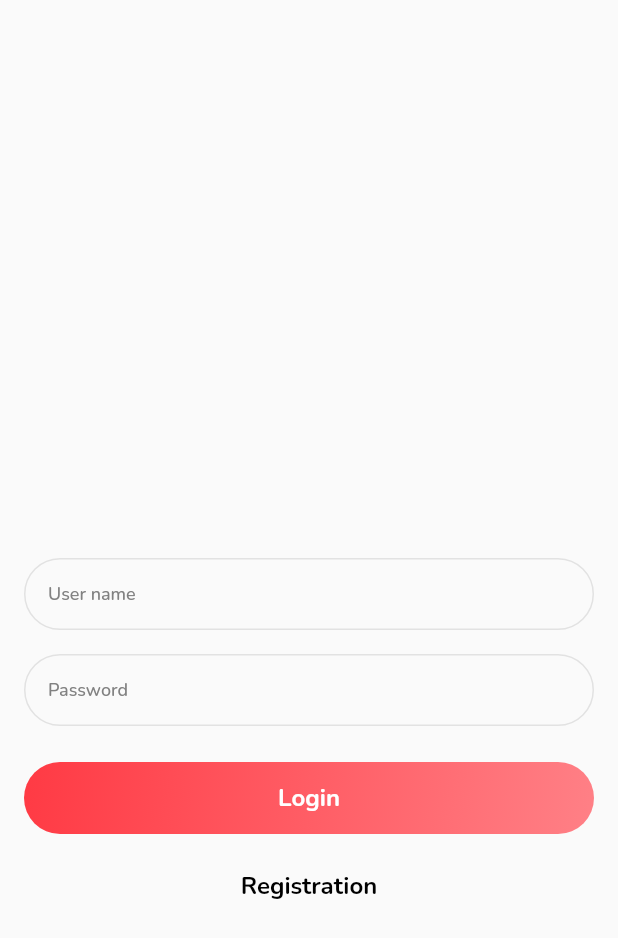
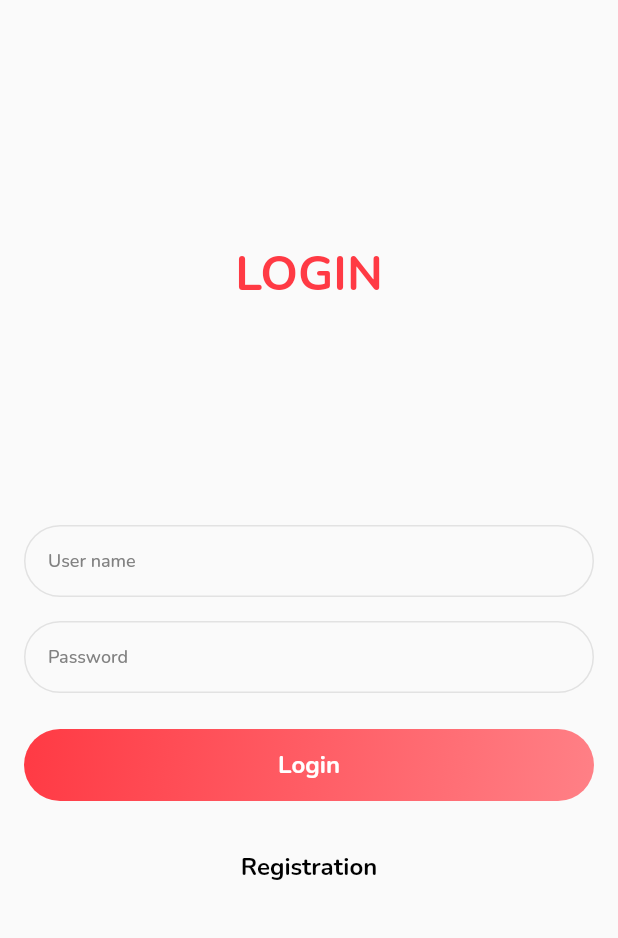
Before and after one commit to lakmalz/News-App-Flutter, a Flutter app: the screen it shows after launch, on a phone screen of 412 x 824 dp. Shown: the top 938 px of the screen. Run offline on Flutter 3.47's test engine with Material 2 defaults, Android fonts, the phone set to English and light mode, and no system bars; our stand-ins replace cached_network_image, carousel_slider, dartz, dio, flutter_easyloading, get and 4 more; missing offline and left inert: chip_list; generated files the repository leaves out were written again.

Commit message:
login UI

```diff
--- a/lib/screens/login/login_screen.dart
+++ b/lib/screens/login/login_screen.dart
@@ -22,6 +22,11 @@ class LoginScreen extends GetView<FavouriteController> {
           child: Column(
             children: [
               const Spacer(),
+              Text(
+                'LOGIN',
+                style: Styles.bold32pxTextStyle(AppColors.primaryColor),
+              ),
+              const Spacer(),
               InputField(hintText: Resources.hintTextUserName),
               const VSpacer(
                 space: 16,
@@ -34,13 +39,14 @@ class LoginScreen extends GetView<FavouriteController> {
                 buttonText: 'Login',
                 onPressed: () {},
               ),
-
-               const VSpacer(
-                space: 24,
+              const VSpacer(
+                space: 20,
               ),
-              Text('Registration',
-                  textAlign: TextAlign.center,
-                  style: Styles.bold16pxTextStyle(AppColors.blackColor)),
+              TextButton(
+                onPressed: () {},
+                child: Text('Registration',
+                    style: Styles.bold16pxTextStyle(AppColors.blackColor)),
+              ),
               VSpacer(
                 space: Dimensions.loginBottomSpace,
               )
--- a/lib/utils/global_widgets/gradient_button.dart
+++ b/lib/utils/global_widgets/gradient_button.dart
@@ -30,5 +30,6 @@ class GradientButton extends StatelessWidget {
         ),
       ),
     );
+
   }
 }
--- a/lib/utils/styles/styles.dart
+++ b/lib/utils/styles/styles.dart
@@ -3,6 +3,7 @@ import 'package:google_fonts/google_fonts.dart';
 import 'package:news_app/utils/styles/app_colors.dart';
 
 String newYorkDefault = 'New York';
+const textSize32px = 32.0;
 const textSize22px = 22.0;
 const textSize16px = 16.0;
 const textSize18px = 18.0;
@@ -33,6 +34,12 @@ class Styles {
 
   static TextStyle? bold16pxTextStyle(Color color) => GoogleFonts.nunito(
         fontSize: textSize16px,
+        fontWeight: FontWeight.bold,
+        color: color,
+      );
+
+  static TextStyle? bold32pxTextStyle(Color color) => GoogleFonts.nunito(
+        fontSize: textSize32px,
         fontWeight: FontWeight.bold,
         color: color,
       );
```
